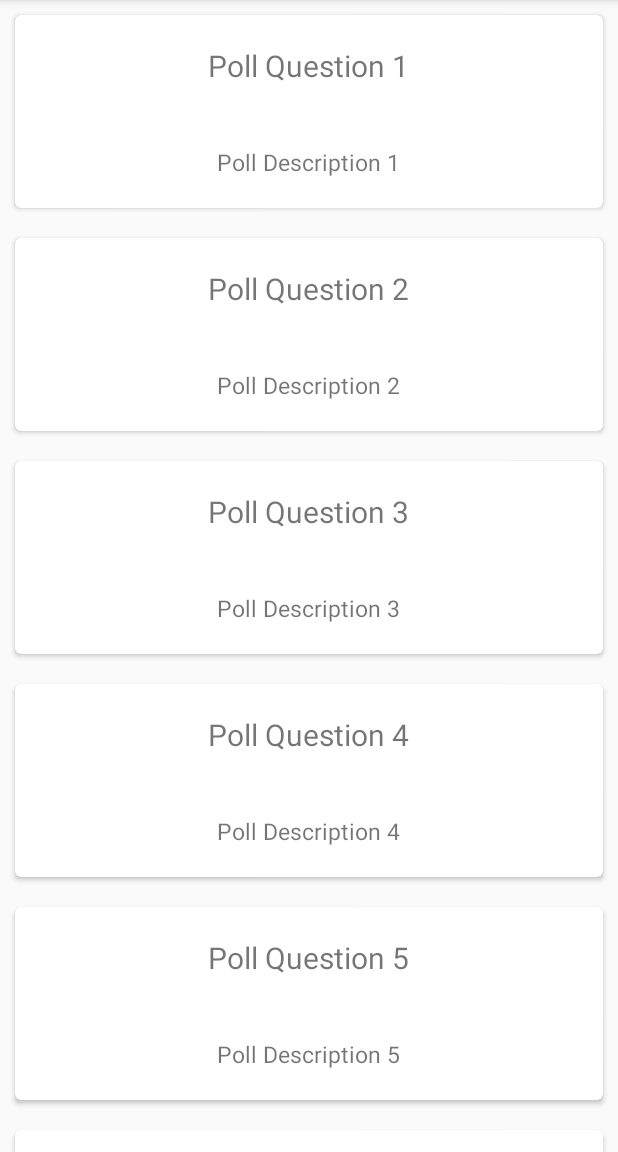
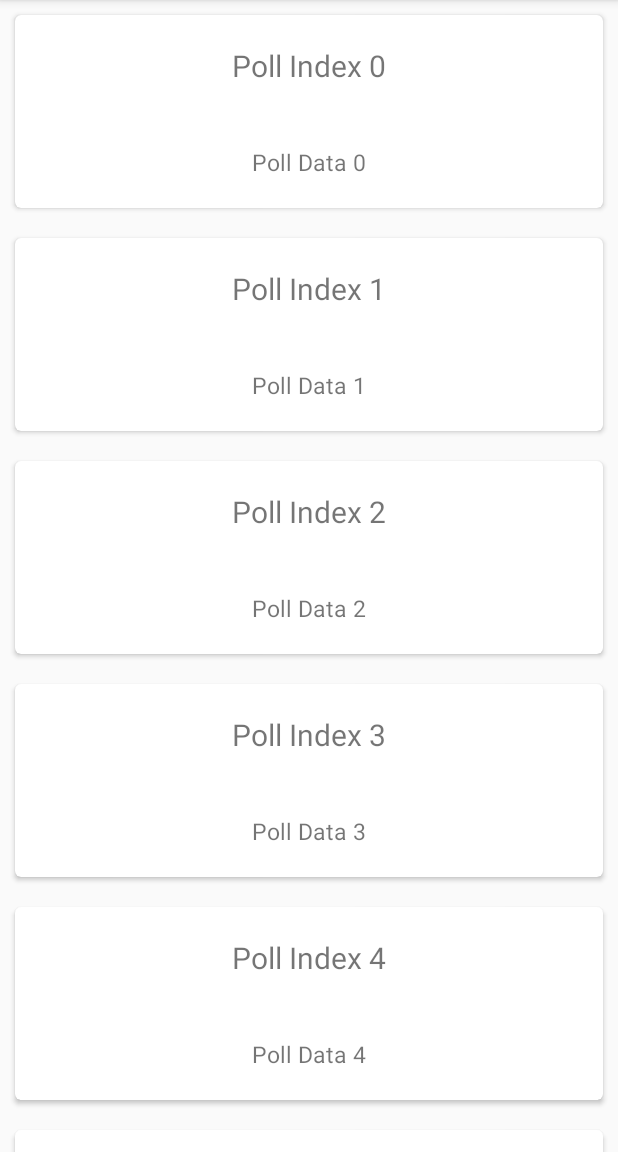
Before and after one commit to tennispro7797/Political-Polling, an Android app: the screen it shows after launch (PollSelectActivity before the commit, PollDataActivity after it), after a tap on "LOGIN", on a phone screen of 412 x 824 dp, the part 84-1236 px from its top. Run offline under Robolectric (Android 15) with nearby library versions, the phone set to English and light mode, and no system bars.

Commit message:
added RecyclerView to poll data page

```diff
--- a/app/src/main/java/com/example/adityamohile/politicalpolling/LoginActivity.java
+++ b/app/src/main/java/com/example/adityamohile/politicalpolling/LoginActivity.java
@@ -14,7 +14,7 @@ public class LoginActivity extends AppCompatActivity {
     }
 
     public void goToHomeActivity(View view) {
-        Intent intent = new Intent(this, PollSelectActivity.class);
+        Intent intent = new Intent(this, PollDataActivity.class);
         startActivity(intent);
     }
 }
--- a/app/src/main/java/com/example/adityamohile/politicalpolling/PollDataActivity.java
+++ b/app/src/main/java/com/example/adityamohile/politicalpolling/PollDataActivity.java
@@ -2,6 +2,10 @@ package com.example.adityamohile.politicalpolling;
 
 import android.support.v7.app.AppCompatActivity;
 import android.os.Bundle;
+import android.support.v7.widget.LinearLayoutManager;
+import android.support.v7.widget.RecyclerView;
+
+import java.util.ArrayList;
 
 public class PollDataActivity extends AppCompatActivity {
 
@@ -9,5 +13,24 @@ public class PollDataActivity extends AppCompatActivity {
     protected void onCreate(Bundle savedInstanceState) {
         super.onCreate(savedInstanceState);
         setContentView(R.layout.activity_poll_data);
+
+        final ArrayList<String> index = new ArrayList<String>();
+        final ArrayList<String> data = new ArrayList<String>();
+
+        //Populate the ArrayLists
+        for(int i = 0; i < 10; i++) {
+            index.add("Poll Index " + i);
+            data.add("Poll Data " + i );
+        }
+
+        RecyclerViewAdapter adapter = new RecyclerViewAdapter(index, data);
+        RecyclerView myView =  (RecyclerView)findViewById(R.id.pollDataList);
+        myView.setHasFixedSize(true);
+        myView.setAdapter(adapter);
+        LinearLayoutManager llm = new LinearLayoutManager(this);
+        llm.setOrientation(LinearLayoutManager.VERTICAL);
+        myView.setLayoutManager(llm);
+
+
     }
 }
--- a/app/src/main/res/layout/activity_poll_data.xml
+++ b/app/src/main/res/layout/activity_poll_data.xml
@@ -7,11 +7,9 @@
     android:layout_height="match_parent"
     tools:context="com.example.adityamohile.politicalpolling.PollDataActivity">
 
-    <ListView
+    <android.support.v7.widget.RecyclerView
         android:id="@+id/pollDataList"
         android:layout_width="match_parent"
-        android:layout_height="match_parent">
-
-    </ListView>
+        android:layout_height="match_parent"/>
 
 </LinearLayout>
```
